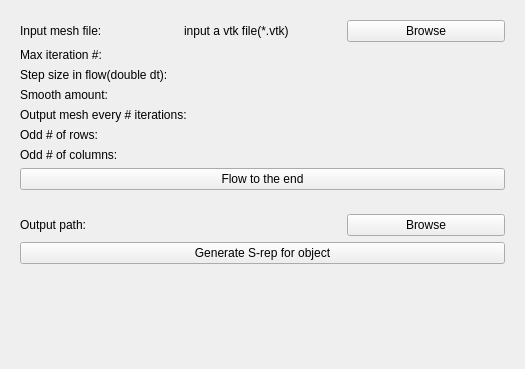
The window that SkeletalRepresentationInitializer/Resources/UI/qSlicerSkeletalRepresentationInitializerModuleWidget.ui (KitwareMedical/SlicerSkeletalRepresentation) describes before a commit, drawn with Qt 5.
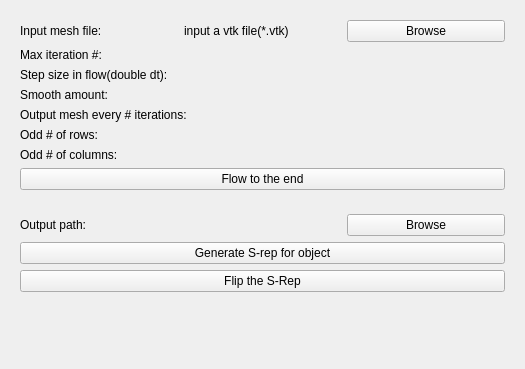
The same window after the commit. Custom widgets are drawn as their Qt base class.

Commit message: flip s-rep

Diff of the .ui file:
```diff
--- a/SkeletalRepresentationInitializer/Resources/UI/qSlicerSkeletalRepresentationInitializerModuleWidget.ui
+++ b/SkeletalRepresentationInitializer/Resources/UI/qSlicerSkeletalRepresentationInitializerModuleWidget.ui
@@ -277,6 +277,13 @@
         </property>
        </widget>
       </item>
+      <item>
+       <widget class="QPushButton" name="btn_flip_srep">
+        <property name="text">
+         <string>Flip the S-Rep</string>
+        </property>
+       </widget>
+      </item>
      </layout>
     </widget>
    </item>
```
The commit also changes 4 other files.
